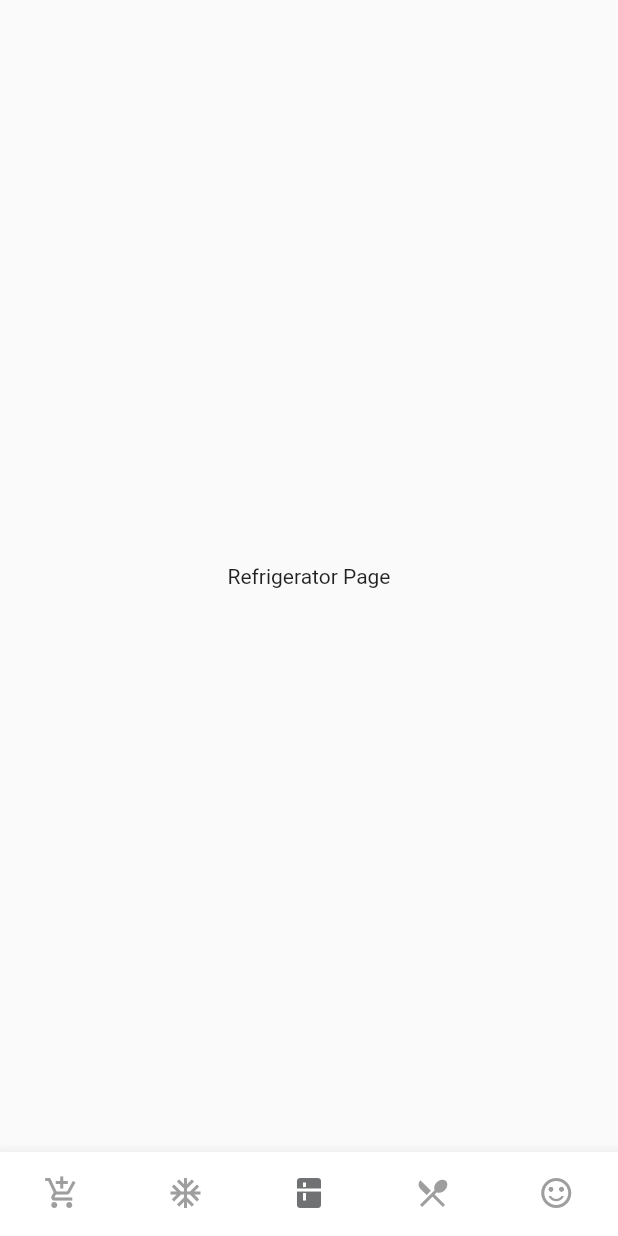
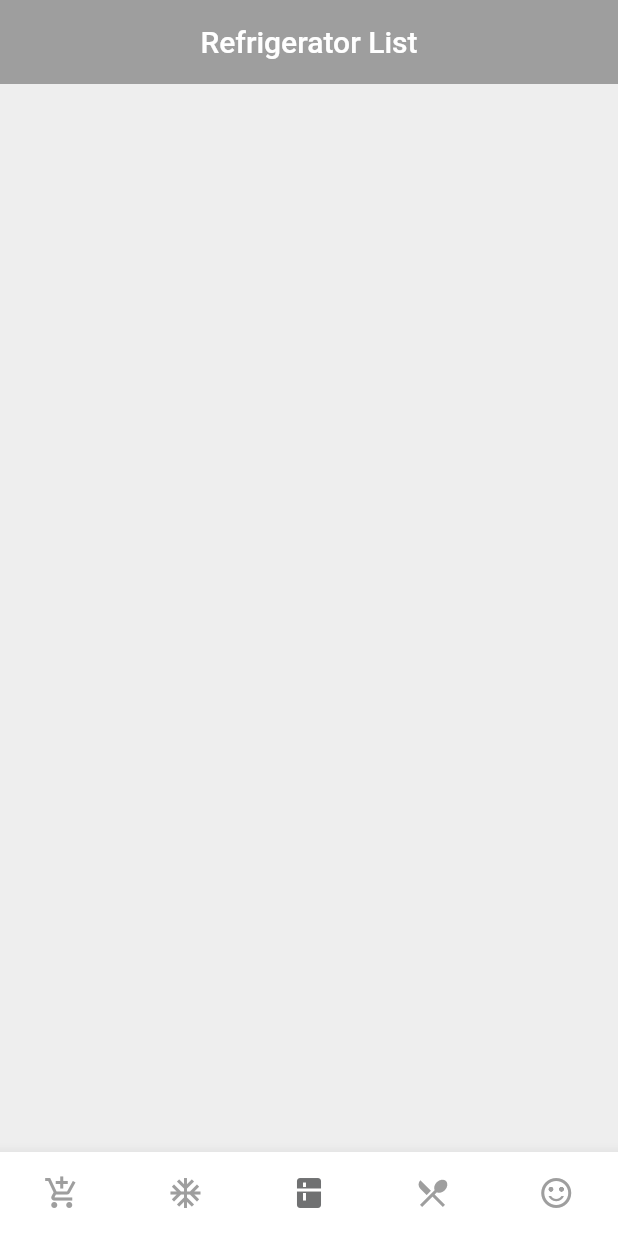
Before and after one commit to Choijh03/Refrigerator_App_Flutter, a Flutter app: the screen it shows after launch, item 3 of the bottom bar chosen, on a phone screen of 412 x 824 dp. Run offline on Flutter 3.47's test engine with Material 2 defaults, Android fonts, the phone set to English and light mode, and no system bars; our stand-ins replace flutter_slidable.

Commit message:
basic set up for other pages done
basic set up for other pages done

```diff
--- a/refrige_v1/lib/pages/fourth_page.dart
+++ b/refrige_v1/lib/pages/fourth_page.dart
@@ -1,4 +1,3 @@
-
 import 'package:flutter/material.dart';
 
 class FourthPage extends StatelessWidget {
@@ -7,7 +6,12 @@ class FourthPage extends StatelessWidget {
   @override
   Widget build(BuildContext context) {
     return Scaffold(
-      body: Center(child: Text('Recipe Page')),
+      backgroundColor: Colors.grey[200],
+      appBar: AppBar(
+        title: Center(child: Text('Recipe List')),
+        backgroundColor: Colors.grey,
+        elevation: 0, //removing shadow
+      ),
     );
   }
 }
--- a/refrige_v1/lib/pages/third_page.dart
+++ b/refrige_v1/lib/pages/third_page.dart
@@ -6,7 +6,12 @@ class ThirdPage extends StatelessWidget {
   @override
   Widget build(BuildContext context) {
     return Scaffold(
-      body: Center(child: Text('Refrigerator Page')),
+      backgroundColor: Colors.grey[200],
+      appBar: AppBar(
+        title: Center(child: Text('Refrigerator List')),
+        backgroundColor: Colors.grey,
+        elevation: 0, //removing shadow
+      ),
     );
   }
 }
```
Also changed, not shown: refrige_v1/lib/pages/fifth_page.dart (+6 -1 lines), refrige_v1/lib/pages/second_page.dart (+12 -2 lines).
